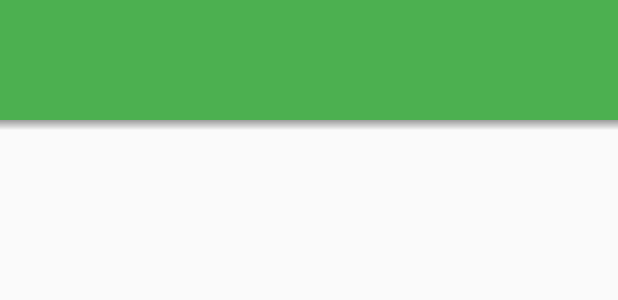
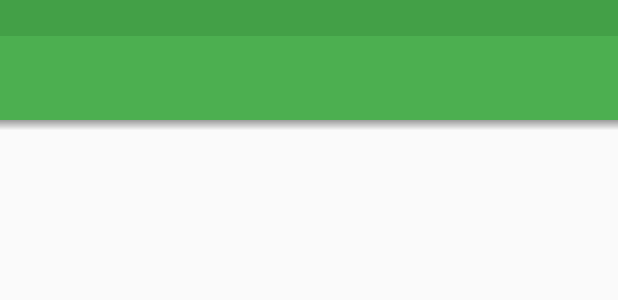
Before and after one commit to zirouan/NavigationDrawerViewPage-MaterialDesign, an Android app: the layout navigation_main.xml on its own in the app's theme, with its tools: preview values and no code run, on a phone screen of 412 x 824 dp. Shown: the top 300 px of the screen. Run offline under Robolectric (Android 15) with nearby library versions, the phone set to English and light mode, and no system bars.

Commit message:
Alter file color.xml

```diff
--- a/app/src/main/res/layout/navigation_main.xml
+++ b/app/src/main/res/layout/navigation_main.xml
@@ -16,7 +16,7 @@
             android:id="@+id/statusBar"
             android:layout_width="match_parent"
             android:layout_height="@dimen/statusBar_layout_height"
-            android:background="?attr/colorPrimary" />
+            android:background="?attr/colorPrimaryDark" />
 
         <android.support.v7.widget.Toolbar
             android:id="@+id/toolbar"
--- a/app/src/main/res/values-v21/styles.xml
+++ b/app/src/main/res/values-v21/styles.xml
@@ -1,8 +1,8 @@
 <resources xmlns:android="http://schemas.android.com/apk/res/android">
 
     <style name="CepLiveoTheme" parent="Theme.AppCompat.Light.NoActionBar">
-        <item name="colorPrimary">@color/green_light</item>
-        <item name="colorPrimaryDark">@color/green_dark</item>
+        <item name="colorPrimary">@color/colorPrimary</item>
+        <item name="colorPrimaryDark">@color/colorPrimaryDark</item>
 
         <item name="android:windowTranslucentStatus">true</item>
 
--- a/app/src/main/res/values/color.xml
+++ b/app/src/main/res/values/color.xml
@@ -3,16 +3,9 @@
 	<color name="white">#ffffff</color>
 	<color name="gray">#e0e0e0</color>
 	<color name="black">#000000</color>
-	<color name="background">#EEEEEE</color>
 
 	<color name="transparent">#00000000</color>
 
-	<!-- Status para as lista -->
-		<color name="navigation_view">#DADADC</color>
-		<color name="navigation_items">#303030</color>
-		<color name="gray_navegation">#ffffff</color>
-
-	<color name="green_light">#4CAF50</color>
-	<color name="green_dark">#43A047</color>
-
+	<color name="colorPrimary">#4CAF50</color>
+	<color name="colorPrimaryDark">#43A047</color>
 </resources>
--- a/app/src/main/res/values/styles.xml
+++ b/app/src/main/res/values/styles.xml
@@ -2,8 +2,8 @@
 <resources>
 
     <style name="CepLiveoTheme" parent="Theme.AppCompat.Light.NoActionBar">
-        <item name="colorPrimary">@color/green_light</item>
-        <item name="colorPrimaryDark">@color/green_dark</item>
+        <item name="colorPrimary">@color/colorPrimary</item>
+        <item name="colorPrimaryDark">@color/colorPrimaryDark</item>
 
         <item name="theme">@style/ThemeOverlay.AppCompat.Dark.ActionBar</item>
         <item name="popupTheme">@style/ThemeOverlay.AppCompat.Light</item>
```
